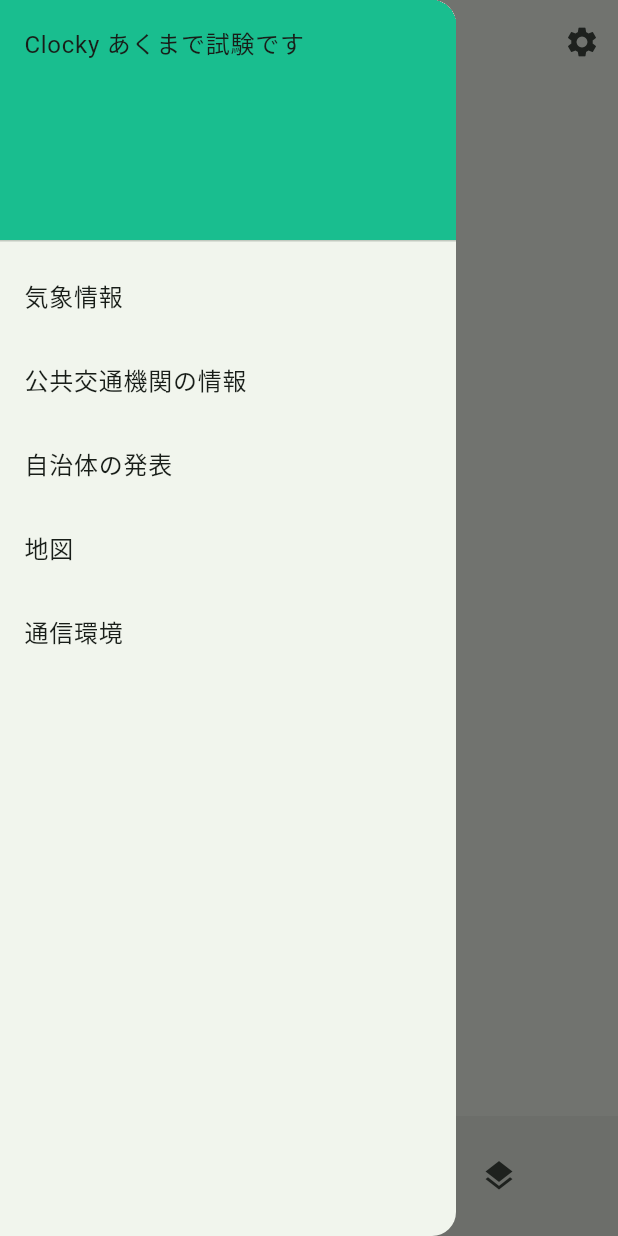
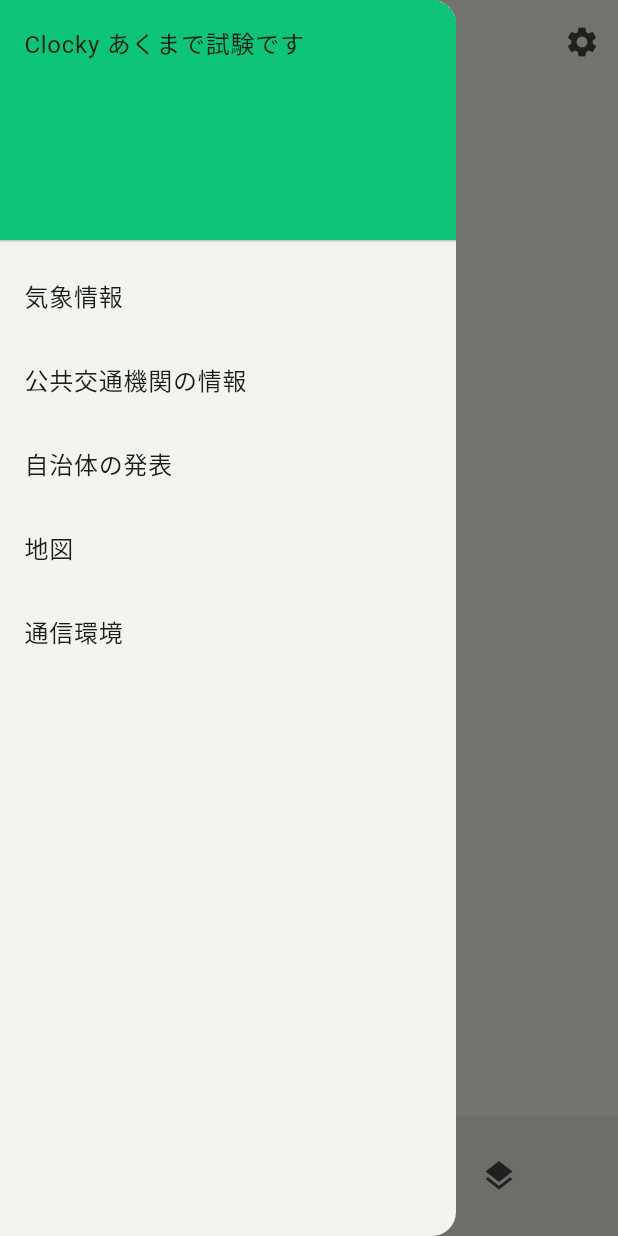
Before and after one commit to nanten-pi/PLATEAUpront, a Flutter app: the screen it shows after launch, with the side drawer open, on a phone screen of 412 x 824 dp. Run offline on Flutter 3.47's test engine with Material 2 defaults, Android fonts, the phone set to English and light mode, and no system bars; our stand-ins replace dio, flutter_riverpod, freezed_annotation, pretty_dio_logger, retrofit; missing offline and left inert: model_viewer_plus; generated files the repository leaves out were written again.

Commit message:
いろちょっと変えた

```diff
--- a/mainapp/lib/main_screen.dart
+++ b/mainapp/lib/main_screen.dart
@@ -4,6 +4,8 @@ import 'package:flutter_riverpod/flutter_riverpod.dart';
 import 'package:mainapp/viewmodel.dart';
 //これはもしかしたらWindowsサ終案件かもしれん　対応が公式サイトによるとAndroidとiOSとwebだけだから
 import 'package:model_viewer_plus/model_viewer_plus.dart';
+//url_launcher
+import 'package:url_launcher/link.dart';
 
 //main.dartによって呼ばれるMainScreenクラス
 class MainScreen extends StatefulWidget {
@@ -37,7 +39,7 @@ class _MainScreenState extends State<MainScreen> {
           children: <Widget>[
             const DrawerHeader(
               decoration: BoxDecoration(
-                color: Color.fromARGB(255, 25, 190, 143),
+                color: Color.fromARGB(255, 14, 196, 120),
               ),
               child: Text('Clocky あくまで試験です'),
             ),
```
